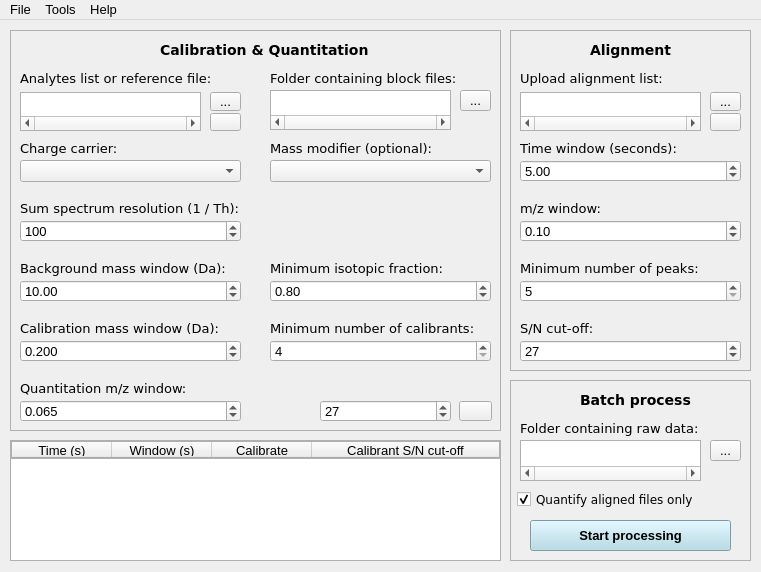
Old version of the form sweet_suite/gui/qtdesigner_files/gui_main.ui in the repository stainawarijar/SweetSuite.
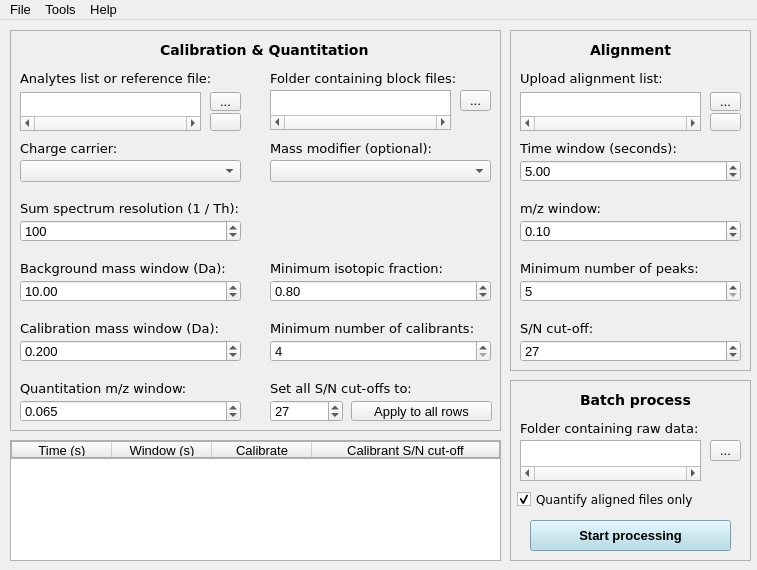
New version of the form.

Commit message: Change calibrant S/N cutoff in GUI depending on MS mode

Patch:
```diff
--- a/sweet_suite/gui/qtdesigner_files/gui_main.ui
+++ b/sweet_suite/gui/qtdesigner_files/gui_main.ui
@@ -6,8 +6,8 @@
    <rect>
     <x>0</x>
     <y>0</y>
-    <width>761</width>
-    <height>572</height>
+    <width>757</width>
+    <height>570</height>
    </rect>
   </property>
   <property name="sizePolicy">
@@ -582,9 +582,9 @@
     <widget class="QSpinBox" name="calibrant_sn_cutoff">
      <property name="geometry">
       <rect>
-       <x>310</x>
+       <x>260</x>
        <y>370</y>
-       <width>131</width>
+       <width>73</width>
        <height>22</height>
       </rect>
      </property>
@@ -598,6 +598,25 @@
       <number>27</number>
      </property>
     </widget>
+    <widget class="QLabel" name="label_calibrant_sn_cutoff">
+     <property name="geometry">
+      <rect>
+       <x>260</x>
+       <y>350</y>
+       <width>171</width>
+       <height>16</height>
+      </rect>
+     </property>
+     <property name="font">
+      <font>
+       <family>DejaVu Sans</family>
+       <pointsize>10</pointsize>
+      </font>
+     </property>
+     <property name="text">
+      <string>Set all S/N cut-offs to:</string>
+     </property>
+    </widget>
     <widget class="QLabel" name="label_isotopic_fraction">
      <property name="geometry">
       <rect>
@@ -745,9 +764,9 @@
     <widget class="QPushButton" name="pushButton_apply_sn">
      <property name="geometry">
       <rect>
-       <x>449</x>
+       <x>341</x>
        <y>371</y>
-       <width>33</width>
+       <width>141</width>
        <height>20</height>
       </rect>
      </property>
@@ -761,7 +780,7 @@
       <string notr="true"/>
      </property>
      <property name="text">
-      <string/>
+      <string>Apply to all rows</string>
      </property>
     </widget>
     <widget class="QPushButton" name="pushButton_delete_analytes">
@@ -1052,7 +1071,7 @@
     <rect>
      <x>0</x>
      <y>0</y>
-     <width>761</width>
+     <width>757</width>
      <height>22</height>
     </rect>
    </property>
```
The commit also changes 5 other files.
